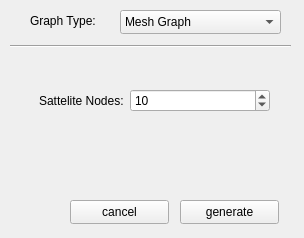
The window that src/Plugins/GenerateGraph/generategraphwidget.ui (KDE/rocs) describes before a commit, drawn with Qt 5.
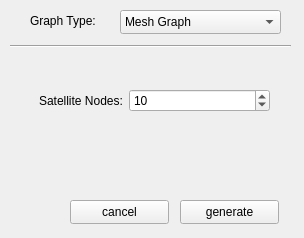
The same window after the commit. The open tabs and pages were chosen to show the change.

Commit message: fix typo: Sattelite->Satellite

```diff
--- a/src/Plugins/GenerateGraph/generategraphwidget.ui
+++ b/src/Plugins/GenerateGraph/generategraphwidget.ui
@@ -149,7 +149,7 @@
       <item row="0" column="0">
        <widget class="QLabel" name="label_numberSatellite">
         <property name="text">
-         <string>Sattelite Nodes:</string>
+         <string>Satellite Nodes:</string>
         </property>
        </widget>
       </item>
```
